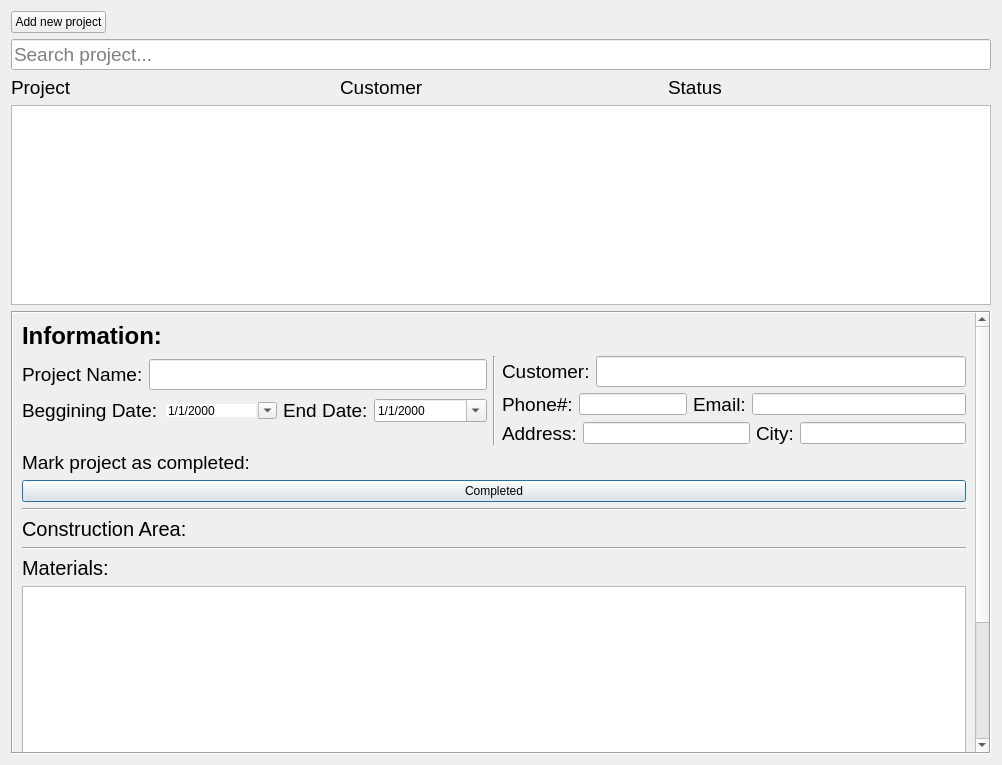
Before: the Qt Designer form app/ui/projectWIdget.ui in viana-vitor/Handie, drawn with Qt 5.
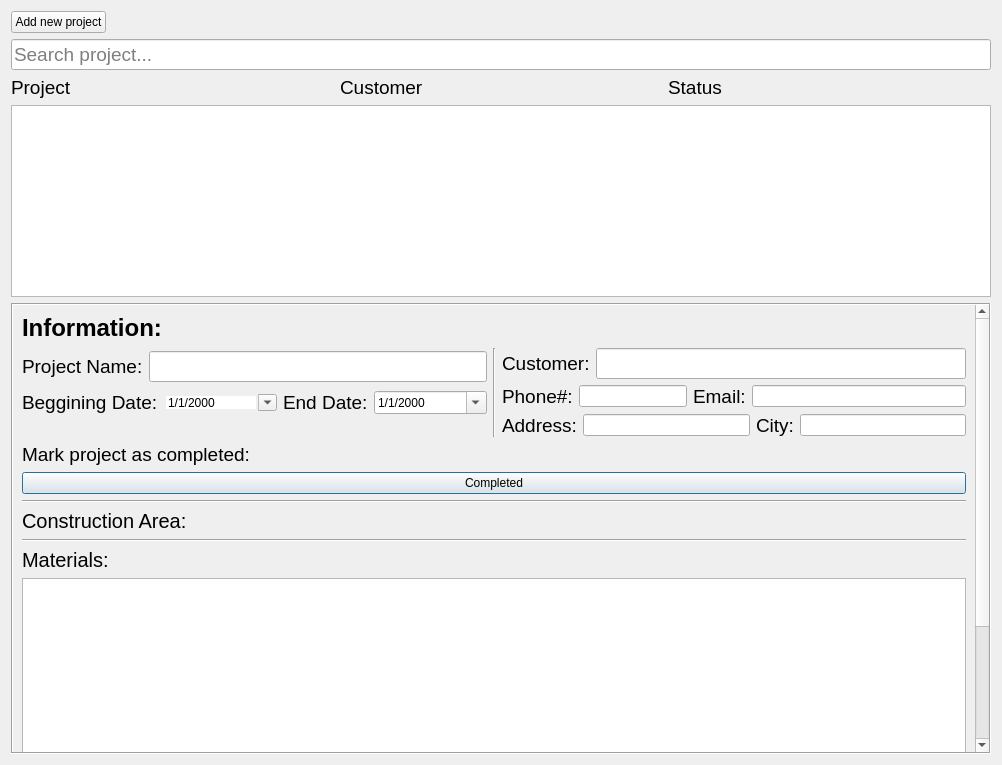
After: the same form once the commit is applied.

Commit message: added edit and add form to materials table in the project and estimate page

What changed in the file:
```diff
--- a/app/ui/projectWIdget.ui
+++ b/app/ui/projectWIdget.ui
@@ -109,7 +109,7 @@
        <property name="minimumSize">
         <size>
          <width>0</width>
-         <height>200</height>
+         <height>150</height>
         </size>
        </property>
        <property name="maximumSize">
@@ -161,7 +161,7 @@
      <property name="minimumSize">
       <size>
        <width>0</width>
-       <height>350</height>
+       <height>400</height>
       </size>
      </property>
      <property name="frameShape">
@@ -233,7 +233,7 @@
                  </property>
                  <property name="minimumSize">
                   <size>
-                   <width>250</width>
+                   <width>200</width>
                    <height>0</height>
                   </size>
                  </property>
```
Left out of the diff: 4 changed lines with no effect on the pictures. The commit also changes 12 other files.
